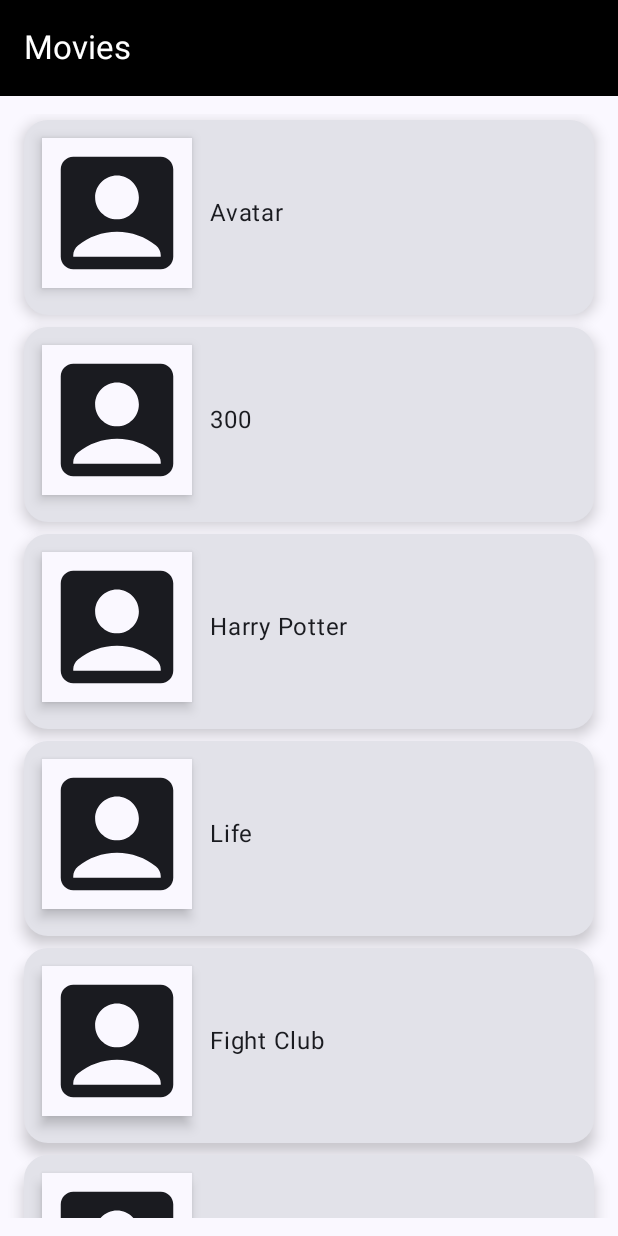
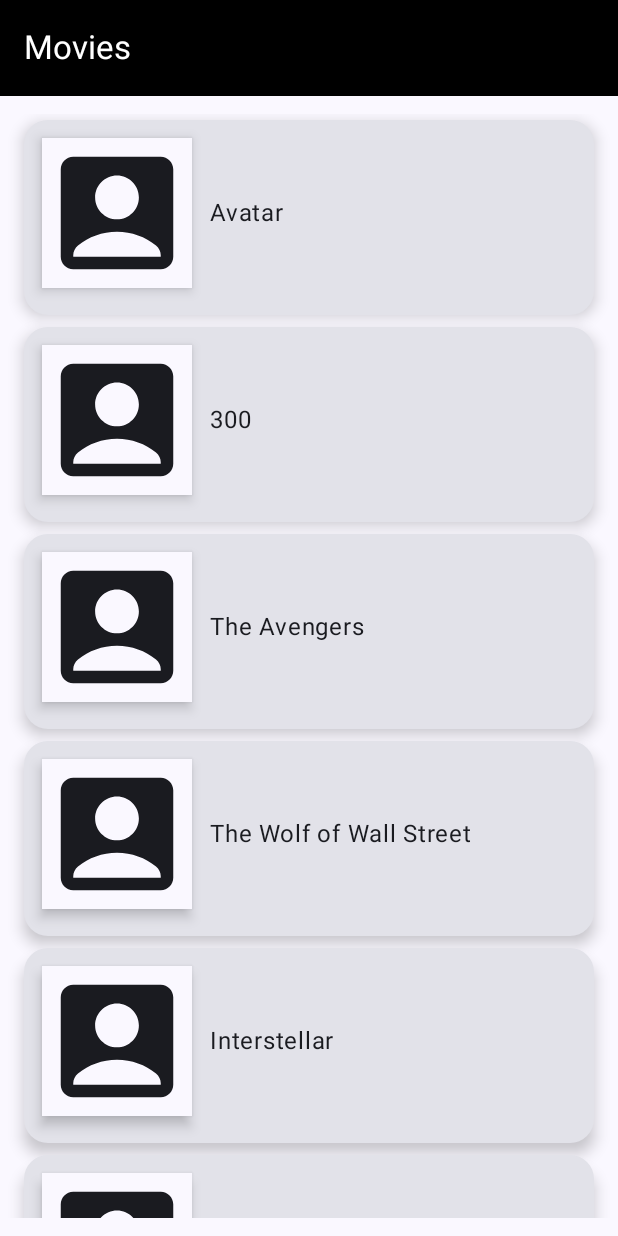
Before and after one commit to MAdem01/MovieAppCompose, an Android app built with Jetpack Compose: the screen it shows after launch (MainActivity), on a phone screen of 412 x 824 dp. Run offline under Robolectric (Android 15) with nearby library versions, the phone set to English and light mode, and no system bars.

Commit message:
switch old static movie strings to Movie objects

```diff
--- a/app/src/main/java/com/example/movieappcompose/screens/home/HomeScreen.kt
+++ b/app/src/main/java/com/example/movieappcompose/screens/home/HomeScreen.kt
@@ -1,23 +1,10 @@
 package com.example.movieappcompose.screens.home
 
-import androidx.compose.foundation.clickable
-import androidx.compose.foundation.layout.Arrangement
 import androidx.compose.foundation.layout.Column
-import androidx.compose.foundation.layout.Row
-import androidx.compose.foundation.layout.fillMaxWidth
-import androidx.compose.foundation.layout.height
 import androidx.compose.foundation.layout.padding
-import androidx.compose.foundation.layout.size
 import androidx.compose.foundation.lazy.LazyColumn
 import androidx.compose.foundation.lazy.items
-import androidx.compose.foundation.shape.CornerSize
-import androidx.compose.foundation.shape.RoundedCornerShape
-import androidx.compose.material.icons.Icons
-import androidx.compose.material.icons.filled.AccountBox
-import androidx.compose.material3.Card
-import androidx.compose.material3.CardDefaults
 import androidx.compose.material3.ExperimentalMaterial3Api
-import androidx.compose.material3.Icon
 import androidx.compose.material3.MaterialTheme
 import androidx.compose.material3.Scaffold
 import androidx.compose.material3.Surface
@@ -25,13 +12,14 @@ import androidx.compose.material3.Text
 import androidx.compose.material3.TopAppBar
 import androidx.compose.material3.TopAppBarDefaults
 import androidx.compose.runtime.Composable
-import androidx.compose.ui.Alignment
 import androidx.compose.ui.Modifier
 import androidx.compose.ui.graphics.Color
-import androidx.compose.ui.graphics.RectangleShape
 import androidx.compose.ui.unit.dp
 import androidx.navigation.NavController
+import com.example.movieappcompose.model.Movie
+import com.example.movieappcompose.model.getMovies
 import com.example.movieappcompose.navigation.MovieScreens
+import com.example.movieappcompose.widgets.MovieRow
 
 @OptIn(ExperimentalMaterial3Api::class)
 @Composable
@@ -55,9 +43,7 @@ fun HomeScreen(navController: NavController) {
 
 @Composable
 fun MainContent(navController: NavController,
-                movieList: List<String> = listOf(
-    "Avatar", "300", "Harry Potter", "Life", "Fight Club", "Superbad", "Interstellar", "Dark"
-)){
+                movieList: List<Movie> = getMovies()){
     Column(modifier = Modifier
         .padding(12.dp)) {
         LazyColumn {
@@ -69,31 +55,3 @@ fun MainContent(navController: NavController,
         }
     }
 }
-
-@Composable
-fun MovieRow(movie: String, onItemClick: (String) -> Unit = {}){
-    Card(modifier = Modifier
-        .padding(4.dp)
-        .fillMaxWidth()
-        .height(130.dp)
-        .clickable {
-            onItemClick(movie)
-        },
-        shape = RoundedCornerShape(corner = CornerSize(16.dp)),
-        elevation = CardDefaults.cardElevation(defaultElevation = 6.dp),
-
-        ) {
-        Row(verticalAlignment = Alignment.CenterVertically,
-            horizontalArrangement = Arrangement.Start) {
-            Surface(modifier = Modifier
-                .padding(12.dp)
-                .size(100.dp),
-                shape = RectangleShape,
-                shadowElevation = 5.dp) {
-                Icon(imageVector = Icons.Default.AccountBox,
-                    contentDescription = "Movie Image")
-            }
-            Text(text = movie)
-        }
-    }
-}
```
